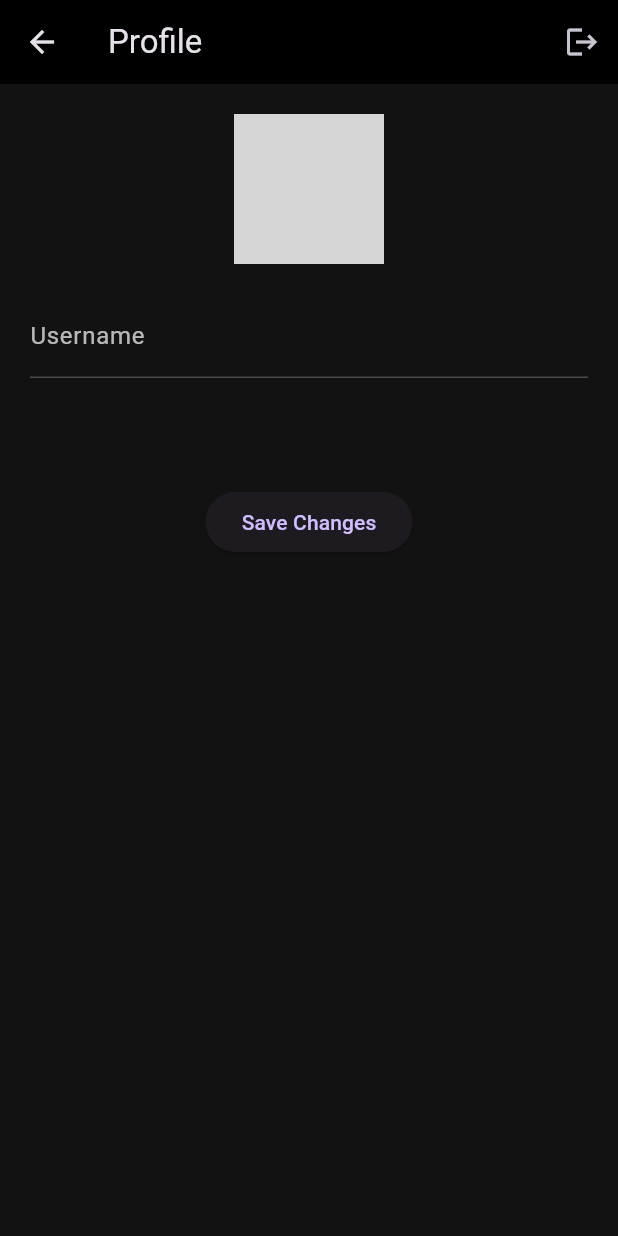
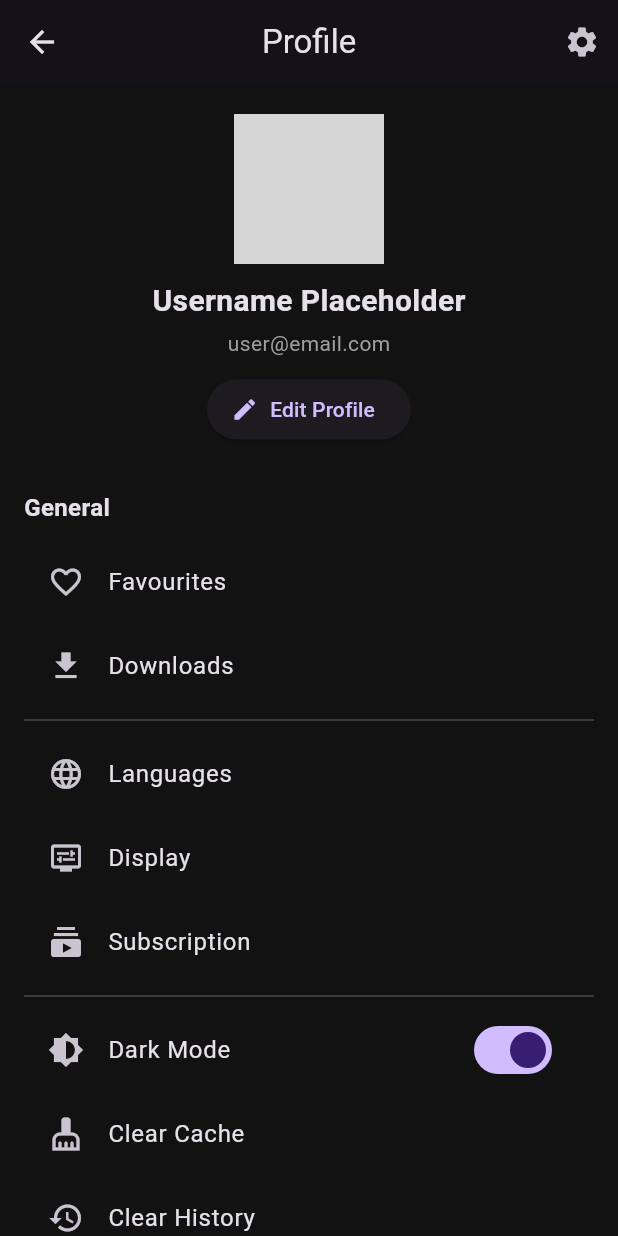
Before and after one commit to Nita9ice/Trend-View, a Flutter app: the ProfileScreen screen opened by its route, on a phone screen of 412 x 824 dp. Run offline on Flutter 3.47's test engine with Material 3 defaults, Android fonts, the light colour scheme and no system bars; our stand-ins replace carousel_slider, firebase_auth, firebase_core, google_fonts, smooth_page_indicator; accounts and stored records are empty; grey boxes are pictures that could not be loaded.

Commit message:
provider

```diff
--- a/lib/screens/login_screen.dart
+++ b/lib/screens/login_screen.dart
@@ -141,9 +141,8 @@ class _LoginScreenState extends State<LoginScreen> {
 
                         if (userCredential != null) {
                           if (userCredential.user?.emailVerified ?? false) {
+                            Navigator.pushNamed(context, '/profile');
                             // Navigator.pushNamed(context, '/home');
-
-                            Navigator.pushNamed(context, '/profile');
                           } else {
                             showSnackBar(
                               'Please verify your email before logging in.',
--- a/lib/screens/profile_screen.dart
+++ b/lib/screens/profile_screen.dart
@@ -1,183 +1,140 @@
-import 'dart:io';
 import 'package:flutter/material.dart';
-import 'package:firebase_auth/firebase_auth.dart';
-import 'package:cloud_firestore/cloud_firestore.dart';
-import 'package:firebase_storage/firebase_storage.dart';
-import 'package:image_picker/image_picker.dart';
-import 'package:google_fonts/google_fonts.dart';
+import 'package:provider/provider.dart';
+import 'package:trendveiw/theme/theme_controller.dart';
 
-class ProfileScreen extends StatefulWidget {
+class ProfileScreen extends StatelessWidget {
   const ProfileScreen({super.key});
 
   @override
-  State<ProfileScreen> createState() => _ProfileScreenState();
-}
+  Widget build(BuildContext context) {
+    final themeController = Provider.of<ThemeController>(context);
 
-class _ProfileScreenState extends State<ProfileScreen> {
-  final FirebaseAuth _auth = FirebaseAuth.instance;
-  final FirebaseFirestore _firestore = FirebaseFirestore.instance;
-  final FirebaseStorage _storage = FirebaseStorage.instance;
-
-  final TextEditingController _usernameController = TextEditingController();
-  String? _email;
-  String? _imageUrl;
-
-  bool _isLoading = true;
-
-  @override
-  void initState() {
-    super.initState();
-    _loadUserProfile();
-  }
-
-  Future<void> _loadUserProfile({int retries = 3}) async {
-    final user = _auth.currentUser;
-    if (user == null) return;
-
-    int attempt = 0;
-    while (attempt < retries) {
-      try {
-        final doc = await _firestore.collection('users').doc(user.uid).get();
-        if (!mounted) return;
-        setState(() {
-          _email = user.email;
-          _usernameController.text = doc.data()?['username'] ?? '';
-          _imageUrl = doc.data()?['imageUrl'];
-          _isLoading = false;
-        });
-        return; // Success
-      } catch (e) {
-        attempt++;
-        if (attempt >= retries) {
-          if (!mounted) return;
-          ScaffoldMessenger.of(context).showSnackBar(
-            const SnackBar(
-              content: Text('Failed to load profile. Please try again later.'),
+    return Scaffold(
+      appBar: AppBar(
+        leading: IconButton(
+          icon: const Icon(Icons.arrow_back),
+          onPressed: () => Navigator.pop(context),
         ),
-          );
-          setState(() {
-            _isLoading = false;
-          });
-          return;
-        }
-        await Future.delayed(Duration(seconds: 2 * attempt)); // Backoff
-      }
-    }
-  }
-
-  Future<void> _updateProfile() async {
-    final user = _auth.currentUser;
-    if (user == null) return;
-
-    try {
-      await _firestore.collection('users').doc(user.uid).update({
-        'username': _usernameController.text.trim(),
-      });
-      if (!mounted) return;
-      ScaffoldMessenger.of(
-        context,
-      ).showSnackBar(const SnackBar(content: Text('Profile updated')));
-    } catch (e) {
-      if (!mounted) return;
-      ScaffoldMessenger.of(
-        context,
-      ).showSnackBar(SnackBar(content: Text('Failed to update profile: $e')));
-    }
-  }
-
-  Future<void> _pickImage() async {
-    try {
-      final picker = ImagePicker();
-      final picked = await picker.pickImage(source: ImageSource.gallery);
-      if (picked != null) {
-        File file = File(picked.path);
-        final ref = _storage.ref(
-          'profile_images/${_auth.currentUser!.uid}.jpg',
-        );
-        await ref.putFile(file);
-        final downloadUrl = await ref.getDownloadURL();
-        await _firestore.collection('users').doc(_auth.currentUser!.uid).update(
-          {'imageUrl': downloadUrl},
-        );
-        if (!mounted) return;
-        setState(() {
-          _imageUrl = downloadUrl;
-        });
-      }
-    } catch (e) {
-      if (!mounted) return;
-      ScaffoldMessenger.of(
-        context,
-      ).showSnackBar(SnackBar(content: Text('Failed to upload image: $e')));
-    }
-  }
-
-  Future<void> _logout() async {
-    await _auth.signOut();
-    if (!mounted) return;
-    Navigator.pushReplacementNamed(context, '/login');
-  }
-
-  @override
-  Widget build(BuildContext context) {
-    return Scaffold(
-      backgroundColor: const Color(0xFF121212),
-      appBar: AppBar(
         title: const Text('Profile'),
-        backgroundColor: Colors.black,
+        centerTitle: true,
         actions: [
-          IconButton(icon: const Icon(Icons.logout), onPressed: _logout),
+          IconButton(
+            icon: const Icon(Icons.settings),
+            onPressed: () {
+              // Handle settings press
+            },
+          ),
         ],
       ),
-      body:
-          _isLoading
-              ? const Center(child: CircularProgressIndicator())
-              : Padding(
-                padding: const EdgeInsets.all(20),
+      body: ListView(
+        padding: const EdgeInsets.symmetric(horizontal: 16, vertical: 20),
+        children: [
+          // Profile Picture + Username + Email
+          Center(
             child: Column(
               children: [
-                    GestureDetector(
-                      onTap: _pickImage,
-                      child: CircleAvatar(
+                const CircleAvatar(
                   radius: 50,
-                        backgroundImage:
-                            _imageUrl != null
-                                ? NetworkImage(_imageUrl!)
-                                : const AssetImage(
-                                      'assets/profile_placeholder.png',
-                                    )
-                                    as ImageProvider,
-                        backgroundColor: Colors.white24,
+                  backgroundImage: AssetImage(
+                    'assets/avatar_placeholder.png',
+                  ), // Replace with your asset or network image
+                ),
+                const SizedBox(height: 10),
+                const Text(
+                  'Username Placeholder',
+                  style: TextStyle(fontSize: 20, fontWeight: FontWeight.bold),
+                ),
+                const SizedBox(height: 4),
+                const Text(
+                  'user@email.com',
+                  style: TextStyle(fontSize: 14, color: Colors.grey),
+                ),
+                const SizedBox(height: 10),
+                ElevatedButton.icon(
+                  onPressed: () {
+                    // Navigate to edit profile
+                  },
+                  icon: const Icon(Icons.edit),
+                  label: const Text("Edit Profile"),
+                  style: ElevatedButton.styleFrom(
+                    shape: RoundedRectangleBorder(
+                      borderRadius: BorderRadius.circular(20),
                     ),
                   ),
-                    const SizedBox(height: 20),
-                    TextField(
-                      controller: _usernameController,
-                      style: const TextStyle(color: Colors.white),
-                      decoration: InputDecoration(
-                        labelText: 'Username',
-                        labelStyle: const TextStyle(color: Colors.white70),
-                        enabledBorder: const UnderlineInputBorder(
-                          borderSide: BorderSide(color: Colors.white24),
-                        ),
-                      ),
-                    ),
-                    const SizedBox(height: 20),
-                    Text(
-                      _email ?? '',
-                      style: GoogleFonts.montserrat(
-                        fontSize: 16,
-                        color: Colors.white54,
-                      ),
-                    ),
-                    const SizedBox(height: 30),
-                    ElevatedButton(
-                      onPressed: _updateProfile,
-                      child: const Text('Save Changes'),
                 ),
               ],
             ),
           ),
+          const SizedBox(height: 30),
+
+          // Options
+          const Text(
+            "General",
+            style: TextStyle(fontSize: 16, fontWeight: FontWeight.w600),
+          ),
+          const SizedBox(height: 10),
+
+          ListTile(
+            leading: const Icon(Icons.favorite_border),
+            title: const Text("Favourites"),
+            onTap: () {},
+          ),
+          ListTile(
+            leading: const Icon(Icons.download),
+            title: const Text("Downloads"),
+            onTap: () {},
+          ),
+
+          const Divider(),
+
+          ListTile(
+            leading: const Icon(Icons.language),
+            title: const Text("Languages"),
+            onTap: () {},
+          ),
+          ListTile(
+            leading: const Icon(Icons.display_settings),
+            title: const Text("Display"),
+            onTap: () {},
+          ),
+          ListTile(
+            leading: const Icon(Icons.subscriptions),
+            title: const Text("Subscription"),
+            onTap: () {},
+          ),
+
+          const Divider(),
+
+          SwitchListTile(
+            secondary: const Icon(Icons.brightness_6),
+            title: const Text("Dark Mode"),
+            value: themeController.isDarkMode,
+            onChanged: (value) {
+              themeController.toggleTheme(value);
+            },
+          ),
+          ListTile(
+            leading: const Icon(Icons.cleaning_services),
+            title: const Text("Clear Cache"),
+            onTap: () {},
+          ),
+          ListTile(
+            leading: const Icon(Icons.history),
+            title: const Text("Clear History"),
+            onTap: () {},
+          ),
+
+          const Divider(),
+
+          ListTile(
+            leading: const Icon(Icons.logout),
+            title: const Text("Logout"),
+            onTap: () {
+              // handle logout
+            },
+          ),
+        ],
+      ),
     );
   }
 }
--- /dev/null
+++ b/lib/theme/theme_controller.dart
@@ -0,0 +1,15 @@
+import 'package:flutter/material.dart';
+
+class ThemeController with ChangeNotifier {
+  ThemeMode _themeMode =
+      ThemeMode.dark; // default dark mode based on your theme
+
+  ThemeMode get themeMode => _themeMode;
+
+  bool get isDarkMode => _themeMode == ThemeMode.dark;
+
+  void toggleTheme(bool isDark) {
+    _themeMode = isDark ? ThemeMode.dark : ThemeMode.light;
+    notifyListeners();
+  }
+}
--- a/pubspec.yaml
+++ b/pubspec.yaml
@@ -46,6 +46,7 @@ dependencies:
   youtube_player_flutter: ^9.1.1
   image_picker: ^1.1.2
   firebase_storage: ^12.4.6
+  provider: ^6.1.5
 
 dev_dependencies:
   flutter_test:
```
Also changed, not shown: lib/main.dart (+19 -5 lines), pubspec.lock. Lines whose indentation alone changed are shown as unchanged.
